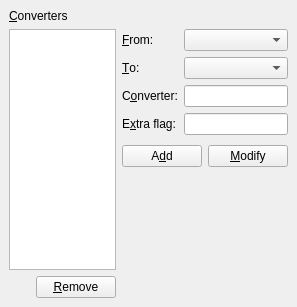
Before: the Qt Designer form src/frontends/qt4/ui/QPrefConvertersUi.ui in cburschka/lyx, drawn with Qt 5.
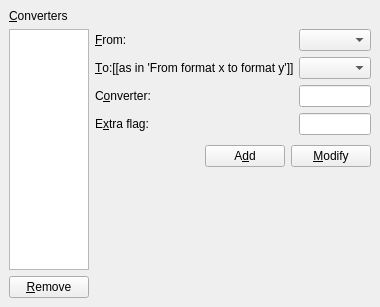
After: the same form once the commit is applied.

The edit to the form file:
```diff
--- a/src/frontends/qt4/ui/QPrefConvertersUi.ui
+++ b/src/frontends/qt4/ui/QPrefConvertersUi.ui
@@ -150,7 +150,7 @@
         <string>&lt;html>&lt;head>&lt;meta name="qrichtext" content="1" />&lt;/head>&lt;body style=" white-space: pre-wrap; font-family:Sans Serif; font-size:9pt; font-weight:400; font-style:normal; text-decoration:none;">&lt;p style=" margin-top:0px; margin-bottom:0px; margin-left:0px; margin-right:0px; -qt-block-indent:0; text-indent:0px;">[[as in 'From format x to format y']]&lt;/p>&lt;/body>&lt;/html></string>
        </property>
        <property name="text" >
-        <string>&amp;To:</string>
+        <string>&amp;To:[[as in 'From format x to format y']]</string>
        </property>
        <property name="buddy" >
         <cstring>converterToCO</cstring>
```
Left out of the diff: 3 changed lines with no effect on the pictures.
